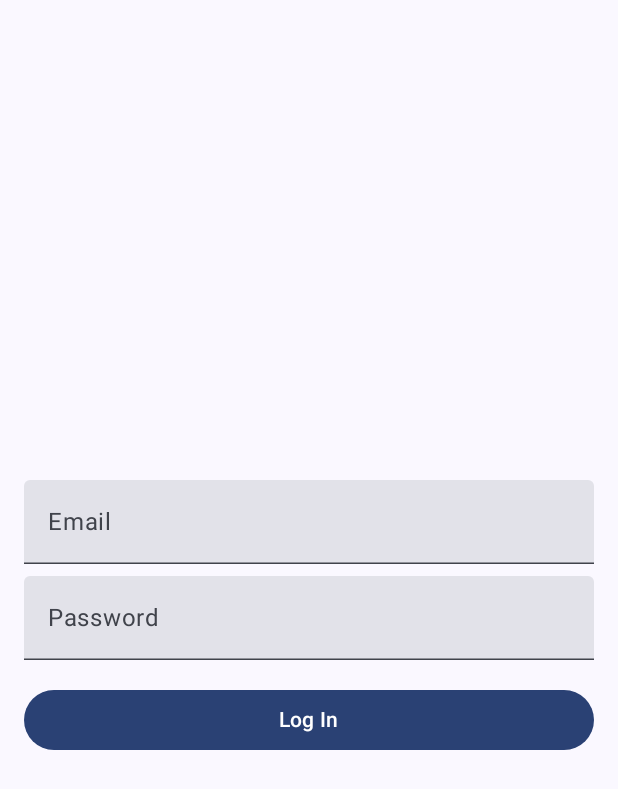
After one commit to ISIS3510-MOBILE-T34/SpendiQ_Android, an Android app built with Jetpack Compose: the LoginScreen screen opened through its navigation route, on a phone screen of 412 x 824 dp. The commit adds this screen. Shown: the top 789 px of the screen. Run offline under Robolectric (Android 15) with nearby library versions, the phone set to English and light mode, and no system bars; our stand-ins replace Firebase (no records; nobody signed in at launch, a user with empty details on screens opened directly).

Commit message:
Login funcionando con firebase

```diff
--- /dev/null
+++ b/SpendiQ/app/src/main/java/com/isis3510/spendiq/model/User.kt
@@ -0,0 +1,6 @@
+package com.isis3510.spendiq.model
+
+data class User(
+    val id: String,
+    val email: String
+)
--- /dev/null
+++ b/SpendiQ/app/src/main/java/com/isis3510/spendiq/repository/AuthRepository.kt
@@ -0,0 +1,30 @@
+package com.isis3510.spendiq.repository
+
+import com.google.firebase.auth.FirebaseAuth
+import com.isis3510.spendiq.model.User
+import kotlinx.coroutines.tasks.await
+import kotlinx.coroutines.flow.Flow
+import kotlinx.coroutines.flow.flow
+
+class AuthRepository {
+    private val auth: FirebaseAuth = FirebaseAuth.getInstance()
+
+    fun login(email: String, password: String): Flow<Result<User>> = flow {
+        try {
+            val result = auth.signInWithEmailAndPassword(email, password).await()
+            result.user?.let {
+                emit(Result.success(User(it.uid, it.email ?: "")))
+            } ?: emit(Result.failure(Exception("Login failed")))
+        } catch (e: Exception) {
+            emit(Result.failure(e))
+        }
+    }
+
+    fun getCurrentUser(): User? {
+        return auth.currentUser?.let { User(it.uid, it.email ?: "") }
+    }
+
+    fun logout() {
+        auth.signOut()
+    }
+}
--- /dev/null
+++ b/SpendiQ/app/src/main/java/com/isis3510/spendiq/viewmodel/AuthenticationViewModel.kt
@@ -0,0 +1,50 @@
+package com.isis3510.spendiq.viewmodel
+
+import androidx.lifecycle.ViewModel
+import androidx.lifecycle.viewModelScope
+import com.isis3510.spendiq.model.User
+import com.isis3510.spendiq.repository.AuthRepository
+import kotlinx.coroutines.flow.MutableStateFlow
+import kotlinx.coroutines.flow.StateFlow
+import kotlinx.coroutines.launch
+
+class AuthenticationViewModel(private val authRepository: AuthRepository = AuthRepository()) : ViewModel() {
+    private val _loginState = MutableStateFlow<LoginState>(LoginState.Idle)
+    val loginState: StateFlow<LoginState> = _loginState
+
+    private val _user = MutableStateFlow<User?>(null)
+    val user: StateFlow<User?> = _user
+
+    init {
+        _user.value = authRepository.getCurrentUser()
+    }
+
+    fun login(email: String, password: String) {
+        viewModelScope.launch {
+            _loginState.value = LoginState.Loading
+            authRepository.login(email, password).collect { result ->
+                _loginState.value = when {
+                    result.isSuccess -> {
+                        _user.value = result.getOrNull()
+                        LoginState.Success
+                    }
+                    result.isFailure -> LoginState.Error(result.exceptionOrNull()?.message ?: "Unknown error")
+                    else -> LoginState.Error("Unexpected error")
+                }
+            }
+        }
+    }
+
+    fun logout() {
+        authRepository.logout()
+        _user.value = null
+        _loginState.value = LoginState.Idle
+    }
+}
+
+sealed class LoginState {
+    object Idle : LoginState()
+    object Loading : LoginState()
+    object Success : LoginState()
+    data class Error(val message: String) : LoginState()
+}
--- /dev/null
+++ b/SpendiQ/app/src/main/java/com/isis3510/spendiq/views/AuthenticationScreen.kt
@@ -0,0 +1,39 @@
+package com.isis3510.spendiq.views
+
+import androidx.compose.foundation.layout.*
+import androidx.compose.material3.*
+import androidx.compose.runtime.Composable
+import androidx.compose.ui.Alignment
+import androidx.compose.ui.Modifier
+import androidx.compose.ui.unit.dp
+import androidx.navigation.NavController
+
+@Composable
+fun AuthenticationScreen(navController: NavController) {
+    Column(
+        modifier = Modifier
+            .fillMaxSize()
+            .padding(16.dp),
+        horizontalAlignment = Alignment.CenterHorizontally,
+        verticalArrangement = Arrangement.Center
+    ) {
+        Text(
+            text = "SpendiQ",
+            style = MaterialTheme.typography.headlineLarge
+        )
+        Spacer(modifier = Modifier.height(32.dp))
+        Button(
+            onClick = { navController.navigate("login") },
+            modifier = Modifier.fillMaxWidth()
+        ) {
+            Text("Log In")
+        }
+        Spacer(modifier = Modifier.height(16.dp))
+        Button(
+            onClick = { navController.navigate("signup") },
+            modifier = Modifier.fillMaxWidth()
+        ) {
+            Text("Sign Up")
+        }
+    }
+}
--- a/SpendiQ/app/src/main/java/com/isis3510/spendiq/views/MainActivity.kt
+++ b/SpendiQ/app/src/main/java/com/isis3510/spendiq/views/MainActivity.kt
@@ -3,27 +3,27 @@ package com.isis3510.spendiq.views
 import android.os.Bundle
 import androidx.activity.ComponentActivity
 import androidx.activity.compose.setContent
-import androidx.activity.enableEdgeToEdge
 import androidx.compose.foundation.layout.fillMaxSize
-import androidx.compose.foundation.layout.padding
-import androidx.compose.material3.Scaffold
-import androidx.compose.material3.Text
+import androidx.compose.material3.MaterialTheme
+import androidx.compose.material3.Surface
 import androidx.compose.runtime.Composable
 import androidx.compose.ui.Modifier
-import androidx.compose.ui.tooling.preview.Preview
+import androidx.navigation.compose.NavHost
+import androidx.navigation.compose.composable
+import androidx.navigation.compose.rememberNavController
+import com.isis3510.spendiq.views.login.LoginScreen
 import com.isis3510.spendiq.views.theme.SpendiQTheme
 
 class MainActivity : ComponentActivity() {
     override fun onCreate(savedInstanceState: Bundle?) {
         super.onCreate(savedInstanceState)
-        enableEdgeToEdge()
         setContent {
             SpendiQTheme {
-                Scaffold(modifier = Modifier.fillMaxSize()) { innerPadding ->
-                    Greeting(
-                        name = "Android",
-                        modifier = Modifier.padding(innerPadding)
-                    )
+                Surface(
+                    modifier = Modifier.fillMaxSize(),
+                    color = MaterialTheme.colorScheme.background
+                ) {
+                    MainScreen()
                 }
             }
         }
@@ -31,17 +31,11 @@ class MainActivity : ComponentActivity() {
 }
 
 @Composable
-fun Greeting(name: String, modifier: Modifier = Modifier) {
-    Text(
-        text = "Heslo $name!",
-        modifier = modifier
-    )
-}
-
-@Preview(showBackground = true)
-@Composable
-fun GreetingPreview() {
-    SpendiQTheme {
-        Greeting("Android")
+fun MainScreen() {
+    val navController = rememberNavController()
+    NavHost(navController = navController, startDestination = "authentication") {
+        composable("authentication") { AuthenticationScreen(navController) }
+        composable("login") { LoginScreen(navController) }
+        composable("main") { /* Add your main screen content here */ }
     }
 }
--- /dev/null
+++ b/SpendiQ/app/src/main/java/com/isis3510/spendiq/views/login/LoginScreen.kt
@@ -0,0 +1,57 @@
+package com.isis3510.spendiq.views.login
+
+import androidx.compose.foundation.layout.*
+import androidx.compose.material3.*
+import androidx.compose.runtime.*
+import androidx.compose.ui.Alignment
+import androidx.compose.ui.Modifier
+import androidx.compose.ui.text.input.PasswordVisualTransformation
+import androidx.compose.ui.unit.dp
+import androidx.lifecycle.viewmodel.compose.viewModel
+import androidx.navigation.NavController
+import com.isis3510.spendiq.viewmodel.AuthenticationViewModel
+import com.isis3510.spendiq.viewmodel.LoginState
+
+@Composable
+fun LoginScreen(navController: NavController, viewModel: AuthenticationViewModel = viewModel()) {
+    var email by remember { mutableStateOf("") }
+    var password by remember { mutableStateOf("") }
+    val loginState by viewModel.loginState.collectAsState()
+
+    Column(
+        modifier = Modifier
+            .fillMaxSize()
+            .padding(16.dp),
+        horizontalAlignment = Alignment.CenterHorizontally,
+        verticalArrangement = Arrangement.Center
+    ) {
+        TextField(
+            value = email,
+            onValueChange = { email = it },
+            label = { Text("Email") },
+            modifier = Modifier.fillMaxWidth()
+        )
+        Spacer(modifier = Modifier.height(8.dp))
+        TextField(
+            value = password,
+            onValueChange = { password = it },
+            label = { Text("Password") },
+            visualTransformation = PasswordVisualTransformation(),
+            modifier = Modifier.fillMaxWidth()
+        )
+        Spacer(modifier = Modifier.height(16.dp))
+        Button(
+            onClick = { viewModel.login(email, password) },
+            modifier = Modifier.fillMaxWidth()
+        ) {
+            Text("Log In")
+        }
+
+        when (loginState) {
+            is LoginState.Loading -> CircularProgressIndicator()
+            is LoginState.Error -> Text((loginState as LoginState.Error).message, color = MaterialTheme.colorScheme.error)
+            is LoginState.Success -> LaunchedEffect(Unit) { navController.navigate("main") }
+            else -> {}
+        }
+    }
+}
--- a/SpendiQ/app/src/main/res/values/colors.xml
+++ b/SpendiQ/app/src/main/res/values/colors.xml
@@ -7,4 +7,6 @@
     <color name="teal_700">#FF018786</color>
     <color name="black">#FF000000</color>
     <color name="white">#FFFFFFFF</color>
+    <color name="lavender">#8692f7</color>
+    <color name="grey">#ff424242</color>
 </resources>
--- a/SpendiQ/gradle/libs.versions.toml
+++ b/SpendiQ/gradle/libs.versions.toml
@@ -8,6 +8,7 @@ espressoCore = "3.5.1"
 lifecycleRuntimeKtx = "2.6.1"
 activityCompose = "1.8.0"
 composeBom = "2024.04.01"
+firebaseAuth = "23.0.0"
 
 [libraries]
 androidx-core-ktx = { group = "androidx.core", name = "core-ktx", version.ref = "coreKtx" }
@@ -24,6 +25,7 @@ androidx-ui-tooling-preview = { group = "androidx.compose.ui", name = "ui-toolin
 androidx-ui-test-manifest = { group = "androidx.compose.ui", name = "ui-test-manifest" }
 androidx-ui-test-junit4 = { group = "androidx.compose.ui", name = "ui-test-junit4" }
 androidx-material3 = { group = "androidx.compose.material3", name = "material3" }
+firebase-auth = { group = "com.google.firebase", name = "firebase-auth", version.ref = "firebaseAuth" }
 
 [plugins]
 android-application = { id = "com.android.application", version.ref = "agp" }
```
Also changed, not shown: SpendiQ/app/build.gradle.kts (+10 -0 lines), SpendiQ/app/src/main/java/com/isis3510/spendiq/Services/AuthenticationService.kt (added, +33 -0 lines), 2 other files.
